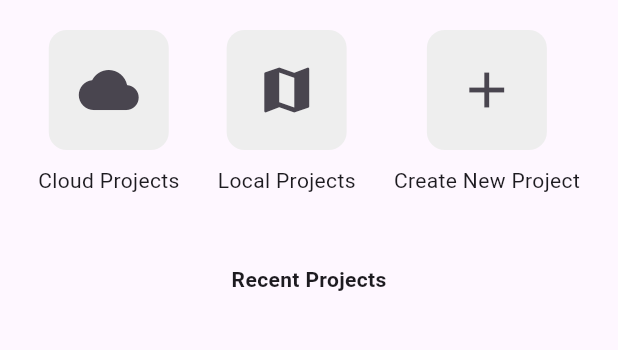
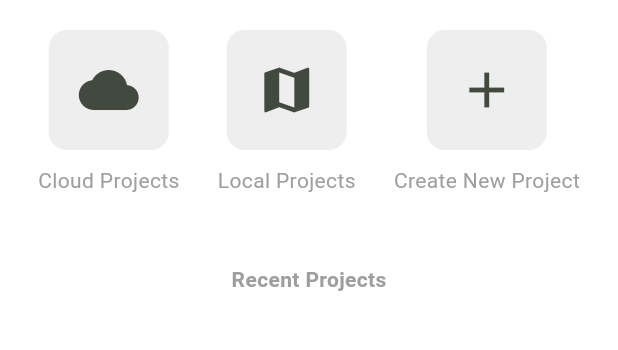
Before and after one commit to joshdels/flutter-mapfield, a Flutter app: the screen it shows after launch, on a phone screen of 412 x 824 dp, the part 360-710 px from its top. Run offline on Flutter 3.47's test engine with Material 3 defaults, Android fonts, the phone set to English and light mode, and no system bars; our stand-ins replace flutter_map, flutter_riverpod, latlong2.

Commit message:
feat: theme basics

```diff
--- /dev/null
+++ b/mapfield/lib/core/theme/app_colors_theme.dart
@@ -0,0 +1,14 @@
+import 'package:flutter/material.dart';
+
+class AppColors {
+  static const primary = Color.fromARGB(255, 18, 75, 21);
+  static const secondary = Colors.green;
+
+  static const background = Colors.white;
+  static const surface = Color(0xFFF5F5F5);
+
+  static const textPrimary = Colors.black;
+  static const textSecondary = Colors.grey;
+}
+
+// This is interesting hehehhaehaehwhahhah
--- /dev/null
+++ b/mapfield/lib/core/theme/app_text_theme.dart
@@ -0,0 +1,14 @@
+import 'package:flutter/material.dart';
+import 'app_colors_theme.dart';
+
+class AppTextTheme {
+  static TextTheme textTheme = const TextTheme(
+    headlineLarge: TextStyle(
+      fontSize: 28,
+      fontWeight: FontWeight.bold,
+      color: AppColors.textPrimary,
+    ),
+    bodyLarge: TextStyle(fontSize: 16, color: AppColors.textPrimary),
+    bodyMedium: TextStyle(fontSize: 14, color: AppColors.textSecondary),
+  );
+}
--- /dev/null
+++ b/mapfield/lib/core/theme/app_theme.dart
@@ -0,0 +1,17 @@
+import 'package:flutter/material.dart';
+import 'app_colors_theme.dart';
+import 'app_text_theme.dart';
+
+class AppTheme {
+  static ThemeData lightTheme = ThemeData(
+    useMaterial3: true,
+
+    colorScheme: ColorScheme.fromSeed(seedColor: AppColors.primary),
+
+    scaffoldBackgroundColor: AppColors.background,
+
+    textTheme: AppTextTheme.textTheme,
+
+    appBarTheme: const AppBarTheme(centerTitle: true, elevation: 0),
+  );
+}
--- a/mapfield/lib/main.dart
+++ b/mapfield/lib/main.dart
@@ -1,7 +1,8 @@
 import 'package:flutter/material.dart';
+import 'package:flutter_riverpod/flutter_riverpod.dart';
 import 'package:mapfield/core/routing/app_router.dart';
 import 'package:mapfield/core/routing/route_names.dart';
-import 'package:flutter_riverpod/flutter_riverpod.dart';
+import 'package:mapfield/core/theme/app_theme.dart';
 
 void main() {
   runApp(ProviderScope(child: MainApp()));
@@ -13,6 +14,7 @@ class MainApp extends StatelessWidget {
   @override
   Widget build(BuildContext context) {
     return MaterialApp(
+      theme: AppTheme.lightTheme,
       debugShowCheckedModeBanner: false,
       initialRoute: RouteNames.home,
       onGenerateRoute: AppRouter.generateRoute,
```
Also changed, not shown: mapfield/lib/core/theme/textinput_theme.dart (deleted, +0 -16 lines), mapfield/lib/features/mapView/wigets/modal/layer_modal.dart (added, +47 -0 lines), mapfield/lib/features/mapView/wigets/modal/more_modal.dart (renamed from mapfield/lib/features/mapView/wigets/modal/bottom_modal_view.dart, +4 -10 lines), mapfield/lib/features/mapView/wigets/navbar.dart (+58 -33 lines).
